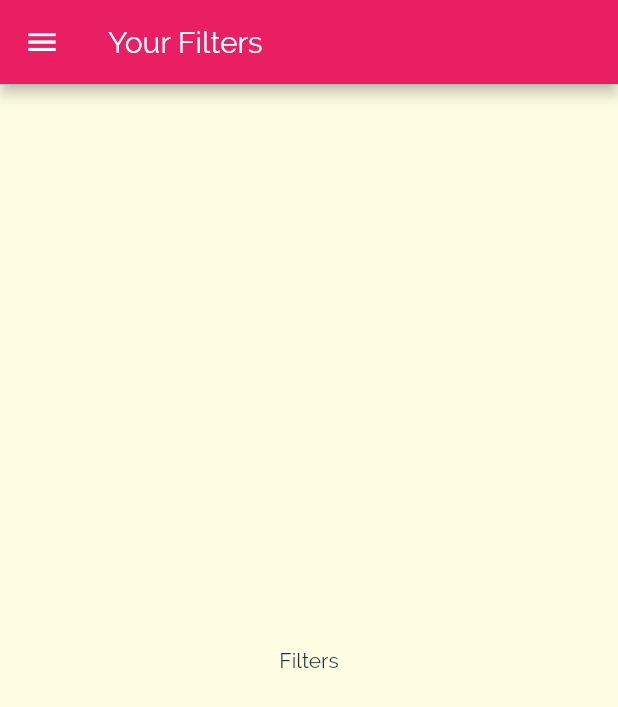
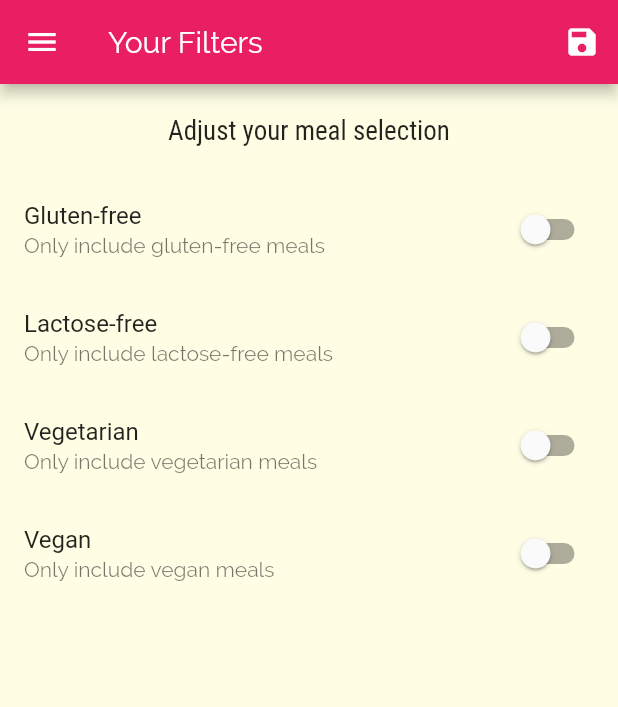
Before and after one commit to nelanz/Meals-App, a Flutter app: the FiltersScreen screen opened by its route, on a phone screen of 412 x 824 dp. Shown: the top 707 px of the screen. Run offline on Flutter 3.47's test engine with Material 2 defaults, Android fonts, the phone set to English and light mode, and no system bars.

Commit message:
Added filtering logic

```diff
--- a/lib/main.dart
+++ b/lib/main.dart
@@ -1,13 +1,50 @@
 import 'package:flutter/material.dart';
+import './dummy_data.dart';
 import './screens/filters_screen.dart';
 import './screens/tabs_screen.dart';
 import './screens/category_meals_screen.dart';
 import './screens/categories_screen.dart';
 import './screens/meal_detail_screen.dart';
+import './models/meal.dart';
 
 void main() => runApp(MyApp());
 
-class MyApp extends StatelessWidget {
+class MyApp extends StatefulWidget {
+  @override
+  _MyAppState createState() => _MyAppState();
+}
+
+class _MyAppState extends State<MyApp> {
+  Map<String, bool> _filters = {
+    'gluten': false,
+    'lactose': false,
+    'vegan': false,
+    'vegetarian': false
+  };
+
+  List<Meal> _availableMeals = DUMMY_MEALS;
+
+  void _setFilters(Map<String, bool> filterData) {
+    setState(() {
+      _filters = filterData;
+      _availableMeals = DUMMY_MEALS.where((meal) {
+        if(_filters['gluten'] == true && !meal.isGlutenFree) {
+          return false;
+        }
+        if(_filters['lactose'] == true && !meal.isLactoseFree) {
+          return false;
+        }
+        if(_filters['vegan'] == true && !meal.isVegan) {
+          return false;
+        }
+        if(_filters['vegetarian'] == true && !meal.isVegetarian) {
+          return false;
+        }
+        return true;
+      }).toList();
+    });
+  }
+
   @override
   Widget build(BuildContext context) {
     return MaterialApp(
@@ -26,9 +63,9 @@ class MyApp extends StatelessWidget {
               ))),
       routes: {
         '/': (ctx) => TabsScreen(), // home
-        CategoryMealsScreen.routeName: (ctx) => CategoryMealsScreen(),
+        CategoryMealsScreen.routeName: (ctx) => CategoryMealsScreen(_availableMeals),
         MealDetailScreen.routeName: (ctx) => MealDetailScreen(),
-        FiltersScreen.routeName: (ctx) => FiltersScreen(),
+        FiltersScreen.routeName: (ctx) => FiltersScreen(_setFilters, _filters),
       },
       onUnknownRoute: (settings) =>
           MaterialPageRoute(builder: (ctx) => CategoriesScreen()),
--- a/lib/screens/category_meals_screen.dart
+++ b/lib/screens/category_meals_screen.dart
@@ -1,10 +1,13 @@
 import 'package:flutter/material.dart';
 import '../models/meal.dart';
-import '../dummy_data.dart';
 import '../widgets/meal_item.dart';
 
 class CategoryMealsScreen extends StatefulWidget {
   static const routeName = '/category-meals';
+
+  final List<Meal> availableMeals;
+
+  CategoryMealsScreen(this.availableMeals);
 
   @override
   _CategoryMealsScreenState createState() => _CategoryMealsScreenState();
@@ -16,18 +19,12 @@ class _CategoryMealsScreenState extends State<CategoryMealsScreen> {
   var _loadedInitData = false;
 
   @override
-  void initState() {
-
-    super.initState();
-  }
-
-  @override
   void didChangeDependencies() {
     if(!_loadedInitData) {
       final routeArgs = ModalRoute.of(context).settings.arguments as Map<String, String>;
       categoryTitle = routeArgs['title'];
       final categoryId = routeArgs['id'];
-      displayedMeals = DUMMY_MEALS.where((meal) => (meal.categories.contains(categoryId))).toList();
+      displayedMeals = widget.availableMeals.where((meal) => (meal.categories.contains(categoryId))).toList();
       _loadedInitData = true;
     }
     super.didChangeDependencies();
--- a/lib/screens/filters_screen.dart
+++ b/lib/screens/filters_screen.dart
@@ -1,14 +1,108 @@
 import 'package:flutter/material.dart';
 import '../widgets/main_drawer.dart';
 
-class FiltersScreen extends StatelessWidget {
+class FiltersScreen extends StatefulWidget {
   static const routeName = '/filters';
+
+  final Function saveFilters;
+  final Map<String, bool> currentFilters;
+
+  FiltersScreen(this.saveFilters, this.currentFilters);
+
+  @override
+  _FiltersScreenState createState() => _FiltersScreenState();
+}
+
+class _FiltersScreenState extends State<FiltersScreen> {
+  var _glutenFree = false;
+  var _vegetarian = false;
+  var _vegan = false;
+  var _lactoseFree = false;
+
+  @override
+  initState() {
+    _glutenFree = widget.currentFilters['gluten'];
+    _lactoseFree = widget.currentFilters['lactose'];
+    _vegan = widget.currentFilters['vegan'];
+    _vegetarian = widget.currentFilters['vegetarian'];
+    super.initState();
+
+  }
+
+  Widget _buildSwitchListTile(
+      String title, String subtitle, bool currentValue, Function updateValue) {
+    return SwitchListTile(
+      title: Text(title),
+      value: currentValue,
+      subtitle: Text(subtitle),
+      onChanged: updateValue,
+    );
+  }
 
   @override
   Widget build(BuildContext context) {
     return Scaffold(
-      appBar: AppBar(title: Text('Your Filters')),
-      body: Center(child: Text('Filters')),
+      appBar: AppBar(
+        title: Text('Your Filters'),
+        actions: <Widget>[
+          IconButton(
+            icon: Icon(Icons.save),
+            onPressed: () {
+              final selectedFilters = {
+                'gluten': _glutenFree,
+                'lactose': _lactoseFree,
+                'vegan': _vegan,
+                'vegetarian': _vegetarian
+              };
+              widget.saveFilters(selectedFilters);
+            },
+          )
+        ],
+      ),
+      body: Column(
+        children: <Widget>[
+          Container(
+            padding: EdgeInsets.all(20),
+            child: Text(
+              'Adjust your meal selection',
+              style: Theme.of(context).textTheme.title,
+            ),
+          ),
+          Expanded(
+            child: ListView(
+              children: <Widget>[
+                _buildSwitchListTile('Gluten-free',
+                    'Only include gluten-free meals', _glutenFree, (newValue) {
+                  setState(() {
+                    _glutenFree = newValue;
+                  });
+                }),
+                _buildSwitchListTile(
+                    'Lactose-free',
+                    'Only include lactose-free meals',
+                    _lactoseFree, (newValue) {
+                  setState(() {
+                    _lactoseFree = newValue;
+                  });
+                }),
+                _buildSwitchListTile(
+                    'Vegetarian ', 'Only include vegetarian meals', _vegetarian,
+                    (newValue) {
+                  setState(() {
+                    _vegetarian = newValue;
+                  });
+                }),
+                _buildSwitchListTile(
+                    'Vegan', 'Only include vegan meals', _vegan, (newValue) {
+                  setState(() {
+                    _vegan = newValue;
+                  });
+                })
+              ],
+            ),
+          ),
+        ],
+      ),
       drawer: MainDrawer(),
     );
   }
```
